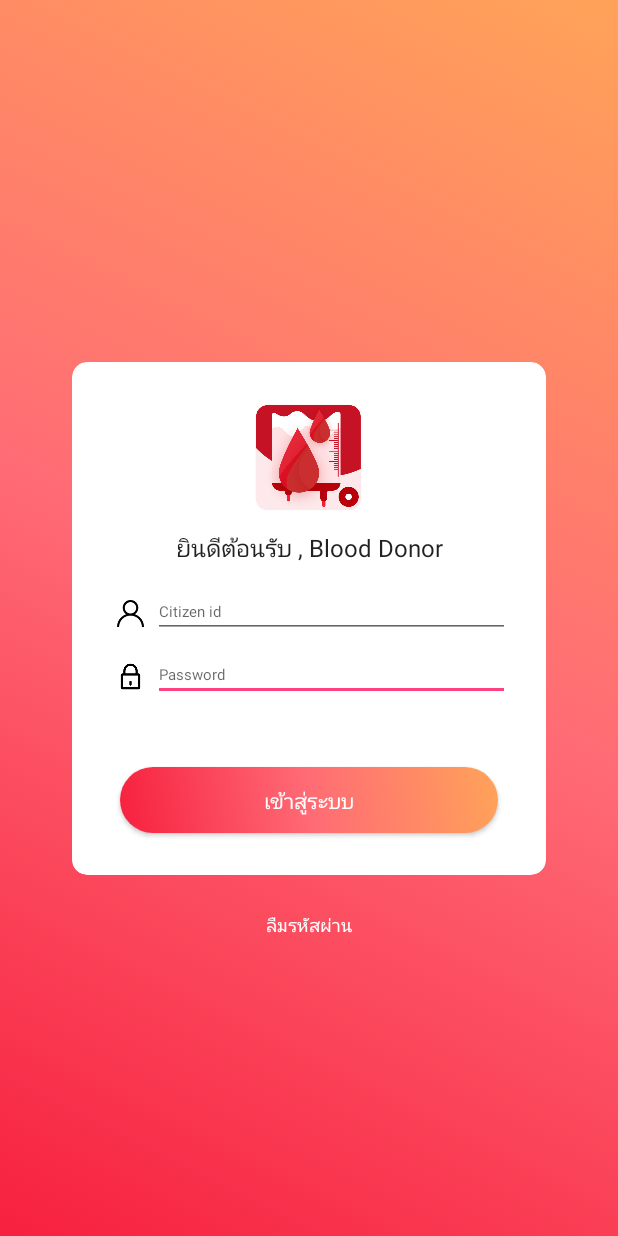
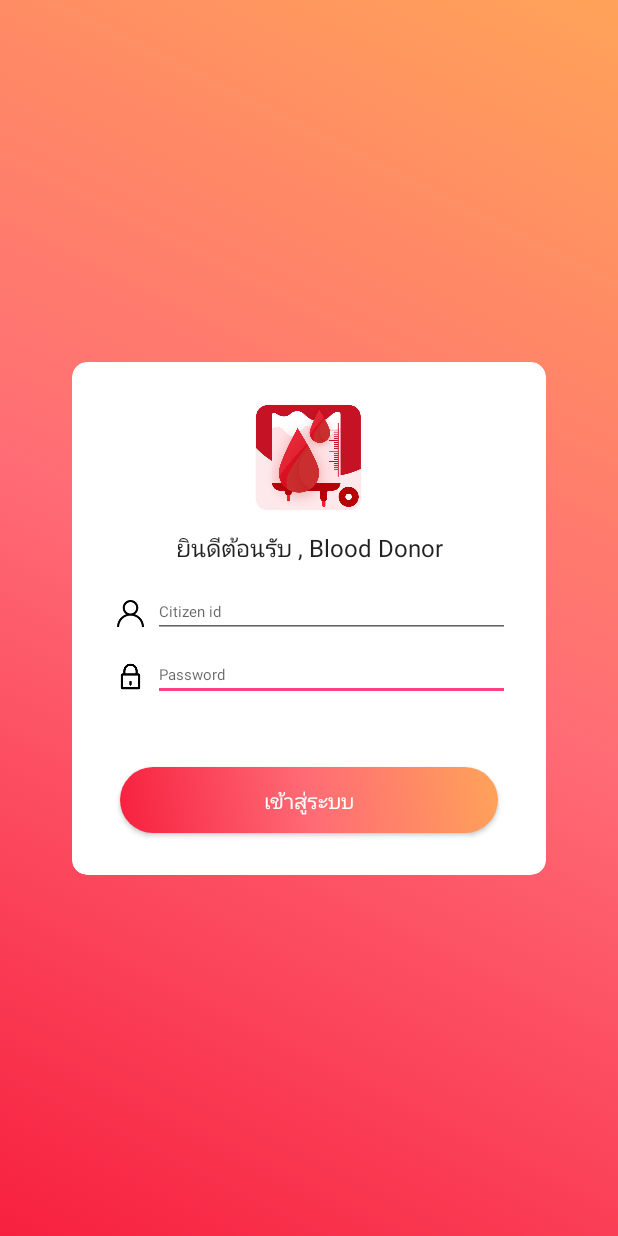
Before and after one commit to Skydddoogg/Blood-Donation-Process-Assistance-System, an Android app: the screen it shows after launch (MainActivity), on a phone screen of 412 x 824 dp. Run offline under Robolectric (Android 15) with nearby library versions, the phone set to English and light mode, and no system bars; our stand-ins replace Firebase (no records; nobody signed in at launch, a user with empty details on screens opened directly); Roboto replaces fonts that are not available here.

Commit message:
Remove undone functions and change the lougout logo

```diff
--- a/MoblieApplication/BloodDonorFrontend/app/src/main/res/layout/fragment_login.xml
+++ b/MoblieApplication/BloodDonorFrontend/app/src/main/res/layout/fragment_login.xml
@@ -138,22 +138,22 @@
         app:layout_constraintStart_toEndOf="@+id/imageView3"
         app:layout_constraintTop_toTopOf="@+id/imageView3" />
 
-    <TextView
-        android:id="@+id/textView2"
-        android:layout_width="0dp"
-        android:layout_height="wrap_content"
-        android:layout_marginEnd="8dp"
-        android:layout_marginLeft="8dp"
-        android:layout_marginRight="8dp"
-        android:layout_marginStart="8dp"
-        android:layout_marginTop="24dp"
-        android:text="ลืมรหัสผ่าน"
-        android:textAlignment="center"
-        android:textColor="#ffffff"
-        android:textSize="12sp"
-        app:fontFamily="@font/prompt_light"
-        app:layout_constraintEnd_toEndOf="parent"
-        app:layout_constraintStart_toStartOf="parent"
-        app:layout_constraintTop_toBottomOf="@+id/cardView" />
+    <!--<TextView-->
+        <!--android:id="@+id/textView2"-->
+        <!--android:layout_width="0dp"-->
+        <!--android:layout_height="wrap_content"-->
+        <!--android:layout_marginEnd="8dp"-->
+        <!--android:layout_marginLeft="8dp"-->
+        <!--android:layout_marginRight="8dp"-->
+        <!--android:layout_marginStart="8dp"-->
+        <!--android:layout_marginTop="24dp"-->
+        <!--android:text="ลืมรหัสผ่าน"-->
+        <!--android:textAlignment="center"-->
+        <!--android:textColor="#ffffff"-->
+        <!--android:textSize="12sp"-->
+        <!--app:fontFamily="@font/prompt_light"-->
+        <!--app:layout_constraintEnd_toEndOf="parent"-->
+        <!--app:layout_constraintStart_toStartOf="parent"-->
+        <!--app:layout_constraintTop_toBottomOf="@+id/cardView" />-->
 
 </android.support.constraint.ConstraintLayout>
--- a/MoblieApplication/BloodDonorFrontend/app/src/main/res/layout/fragment_main.xml
+++ b/MoblieApplication/BloodDonorFrontend/app/src/main/res/layout/fragment_main.xml
@@ -99,11 +99,12 @@
 
         <ImageButton
             android:id="@+id/main_btn_logout"
-            android:layout_width="wrap_content"
-            android:layout_height="wrap_content"
+            android:layout_width="30dp"
+            android:layout_height="30dp"
             android:layout_marginEnd="24dp"
             android:layout_marginRight="24dp"
             android:layout_marginTop="32dp"
+            android:background="@drawable/logout"
             app:layout_constraintEnd_toEndOf="parent"
             app:layout_constraintTop_toTopOf="parent"
             app:srcCompat="@drawable/logout" />
```
Also changed, not shown: MoblieApplication/BloodDonorFrontend/app/src/main/res/menu/nav_item.xml (+9 -9 lines), MoblieApplication/BloodDonorFrontend/app/src/main/res/drawable/logout.png, 1 other file.
